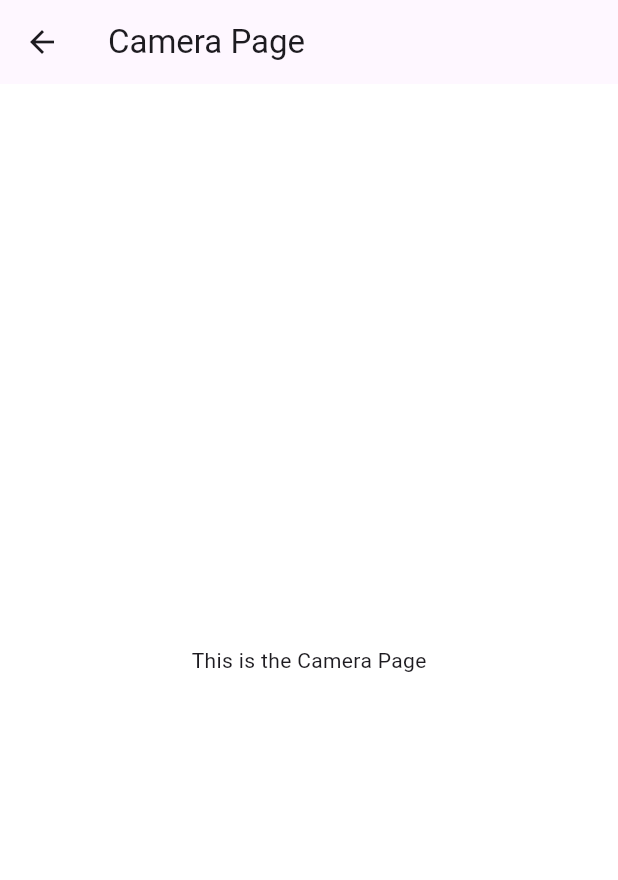
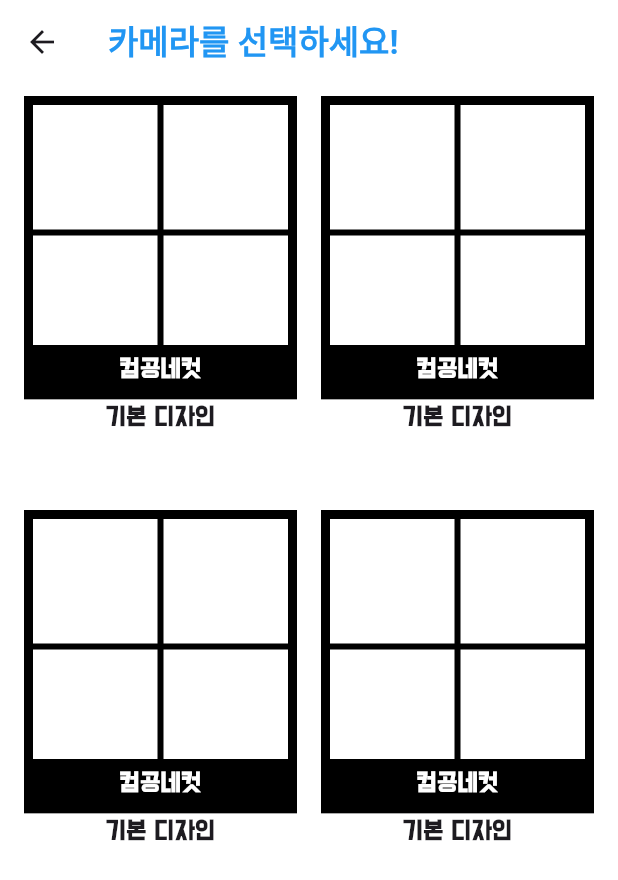
Before and after one commit to computer-4cut/frontend, a Flutter app: the CameraPage screen opened directly, on a phone screen of 412 x 824 dp. Shown: the top 880 px of the screen. Run offline on Flutter 3.47's test engine with Material 3 defaults, Android fonts, the phone set to English and light mode, and no system bars.

Commit message:
카메라 페이지 제작 (미완성성)

````diff
--- a/lib/pages/camera.dart
+++ b/lib/pages/camera.dart
@@ -1,4 +1,5 @@
 import 'package:flutter/material.dart';
+import 'package:commit4cut/style/font.dart';
 
 class CameraPage extends StatelessWidget {
   const CameraPage({super.key});
@@ -6,8 +7,98 @@ class CameraPage extends StatelessWidget {
   @override
   Widget build(BuildContext context) {
     return Scaffold(
-      appBar: AppBar(title: Text('Camera Page')),
-      body: Center(child: Text('This is the Camera Page')),
+      appBar: AppBar(
+        title: const Text(
+          '카메라를 선택하세요!',
+          style: TextStyle(color: Colors.blue, fontWeight: FontWeight.bold),
+        ),
+        backgroundColor: Colors.white,
+        elevation: 0,
+      ),
+      body: SafeArea(
+        child: LayoutBuilder(
+          builder: (context, constraints) {
+            return Padding(
+              padding: const EdgeInsets.symmetric(
+                horizontal: 16.0,
+                vertical: 8.0,
+              ),
+              child: GridView.count(
+                crossAxisCount: 2,
+                childAspectRatio: 0.7,
+                crossAxisSpacing: 16.0,
+                mainAxisSpacing: 16.0,
+                shrinkWrap: true,
+                physics: const NeverScrollableScrollPhysics(),
+                children: List.generate(4, (index) {
+                  return Column(
+                    mainAxisSize: MainAxisSize.min,
+                    children: [
+                      AspectRatio(
+                        aspectRatio: 0.9,
+                        child: Container(
+                          decoration: BoxDecoration(
+                            border: Border.all(color: Colors.black, width: 4.0),
+                            color: Colors.black,
+                          ),
+                          child: Column(
+                            children: [
+                              Expanded(
+                                flex: 5,
+                                child: GridView.count(
+                                  crossAxisCount: 2,
+                                  physics: const NeverScrollableScrollPhysics(),
+                                  children: List.generate(4, (gridIndex) {
+                                    return Container(
+                                      decoration: BoxDecoration(
+                                        border: Border.all(
+                                          color: Colors.black,
+                                          width: 2.0,
+                                        ),
+                                        color: Colors.white,
+                                      ),
+                                    );
+                                  }),
+                                ),
+                              ),
+                              Expanded(
+                                flex: 1,
+                                child: Center(
+                                  child: FittedBox(
+                                    child: Text(
+                                      '컴공네컷',
+                                      style: TextStyle(
+                                        color: Colors.white,
+                                        fontWeight: FontWeight.bold,
+                                        fontFamily: CustomFontFamily.dohyeon,
+                                      ),
+                                    ),
+                                  ),
+                                ),
+                              ),
+                            ],
+                          ),
+                        ),
+                      ),
+                      const SizedBox(height: 2.0),
+                      FittedBox(
+                        child: const Text(
+                          '기본 디자인',
+                          style: TextStyle(
+                            fontWeight: FontWeight.bold,
+                            fontFamily: CustomFontFamily.dohyeon,
+                          ),
+                        ),
+                      ),
+                    ],
+                  );
+                }),
+              ),
+            );
+          },
+        ),
+      ),
+      backgroundColor: Colors.white,
     );
   }
 }
--- a/lib/pages/select_picture.dart
+++ b/lib/pages/select_picture.dart
@@ -88,7 +88,7 @@ class _SelectPicturePageState extends State<SelectPicturePage> {
                     ),
                   ),
                   Text(
-                    '${_selectedCount} / 4',
+                    '$_selectedCount / 4',
                     style: TextStyle(
                       fontFamily: CustomFontFamily.hsyuji,
                       fontSize: 28,
--- a/lib/style/font.dart
+++ b/lib/style/font.dart
@@ -32,4 +32,5 @@ class CustomFontFamily {
   ///        - asset: fonts/HSYuji-Regular.ttf
   /// ```
   static const hsyuji = "HSYuji";
+  static const dohyeon = "BMDOHYEON";
 }
--- a/pubspec.yaml
+++ b/pubspec.yaml
@@ -60,6 +60,9 @@ flutter:
     - family: HSYuji
       fonts:
         - asset: fonts/HSYuji-Regular.ttf
+    - family: BMDOHYEON
+      fonts:
+        - asset: fonts/BMDOHYEON_ttf.ttf
 
   assets:
     - assets/images/1.png
````
Also changed, not shown: fonts/BMDOHYEON_ttf.ttf (added).
